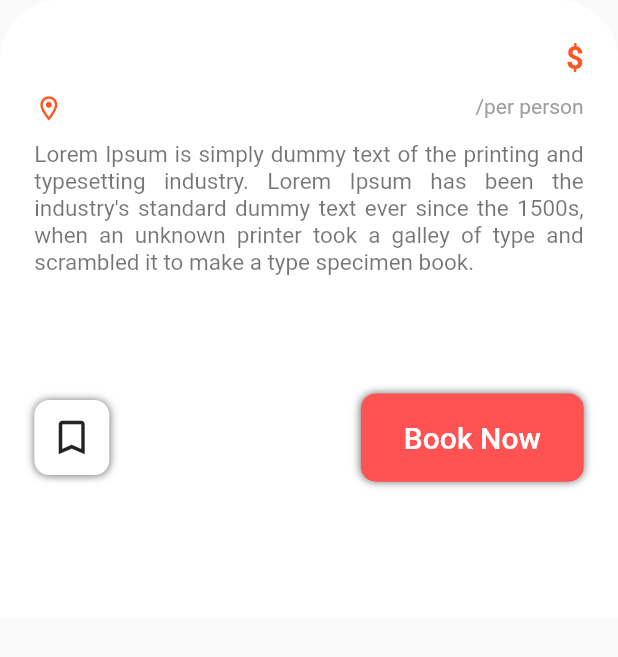
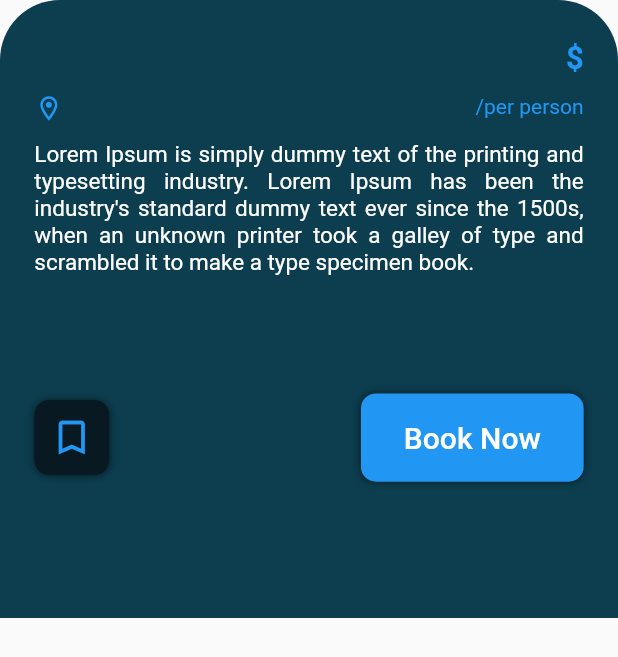
Before and after one commit to ZainMughal329/tour_guide, a Flutter app: the PostBottomBar widget shown alone on an empty page, opened directly with empty values, on a phone screen of 412 x 824 dp. Shown: the top 657 px of the screen. Run offline on Flutter 3.47's test engine with Material 2 defaults, Android fonts, the phone set to English and light mode, and no system bars; our stand-ins replace cloud_firestore, cloud_functions, firebase_auth, firebase_core, firebase_storage, flutter_screenutil and 8 more; accounts and stored records are empty; network calls fail.

Commit message:
design details page

```diff
--- a/lib/ReUsable/Components/details.dart
+++ b/lib/ReUsable/Components/details.dart
@@ -2,6 +2,7 @@ import 'package:flutter/material.dart';
 import 'package:flutter_screenutil/flutter_screenutil.dart';
 import 'package:font_awesome_flutter/font_awesome_flutter.dart';
 import 'package:get/get.dart';
+import 'package:tours_guide/ReUsable/Components/app_colors.dart';
 
 import 'app_bar.dart';
 
@@ -54,13 +55,13 @@ class _DetailScreenState extends State<DetailScreen> {
                     height: 50.h,
                     width: 50.w,
                     decoration: BoxDecoration(
-                      color: Colors.transparent.withOpacity(0.4),
+                      color: AppColors.bgColor,
                       borderRadius: BorderRadius.circular(50),
                     ),
                     child: Center(
                       child: Icon(
                         Icons.arrow_back_ios_new,
-                        color: Colors.white,
+                        color: Colors.blue,
                       ),
                     ),
                   ),
@@ -73,13 +74,13 @@ class _DetailScreenState extends State<DetailScreen> {
                     height: 50.h,
                     width: 50.w,
                     decoration: BoxDecoration(
-                      color: Colors.transparent.withOpacity(0.2),
+                      color: AppColors.bgColor,
                       borderRadius: BorderRadius.circular(50),
                     ),
                     child: Center(
                       child: Icon(
                         Icons.favorite_outline,
-                        color: Colors.white,
+                        color: AppColors.iconsColor,
                       ),
                     ),
                   ),
@@ -118,7 +119,7 @@ class PostBottomBar extends StatelessWidget {
       padding: EdgeInsets.only(top: 20.h, left: 20.w, right: 20.w),
       height: MediaQuery.of(context).size.height * 0.5,
       decoration: BoxDecoration(
-        color: Colors.white,
+        color: AppColors.cardBgColor,
         borderRadius: BorderRadius.only(
           topLeft: Radius.circular(40),
           topRight: Radius.circular(40),
@@ -142,6 +143,7 @@ class PostBottomBar extends StatelessWidget {
                           style: TextStyle(
                             fontWeight: FontWeight.w600,
                             fontSize: 23,
+                            color: Colors.white,
                           ),
                         ),
                         SizedBox(
@@ -151,13 +153,14 @@ class PostBottomBar extends StatelessWidget {
                           children: [
                             FaIcon(
                               Icons.location_on_outlined,
-                              color: Colors.deepOrange,
+                              color: AppColors.iconsColor,
                               size: 17.sp,
                             ),
                             Text(
                               location,
                               style:
-                                  TextStyle(color: Colors.grey, fontSize: 14.sp
+                                  TextStyle(                             color: Colors.white,
+                                      fontSize: 14.sp
                                       // fontWeight: FontWeight.w600,
                                       ),
                             ),
@@ -173,7 +176,7 @@ class PostBottomBar extends StatelessWidget {
                             Text(
                               '\$',
                               style: TextStyle(
-                                  color: Colors.deepOrange,
+                                  color: Colors.blue,
                                   fontSize: 18.sp,
                                   fontWeight: FontWeight.bold),
                             ),
@@ -182,6 +185,7 @@ class PostBottomBar extends StatelessWidget {
                               style: TextStyle(
                                 fontSize: 18.sp,
                                 fontWeight: FontWeight.bold,
+                                color: Colors.white,
                                 // fontWeight: FontWeight.w600
                               ),
                             ),
@@ -192,7 +196,7 @@ class PostBottomBar extends StatelessWidget {
                         ),
                         Text(
                           '/per person',
-                          style: TextStyle(color: Colors.grey),
+                          style: TextStyle(color: Colors.blue),
                         ),
                       ],
                     )
@@ -205,7 +209,7 @@ class PostBottomBar extends StatelessWidget {
                   "Lorem Ipsum is simply dummy text of the printing and typesetting industry. Lorem Ipsum has been the industry's standard dummy text ever since the 1500s, when an unknown printer took a galley of type and scrambled it to make a type specimen book.",
                   style: TextStyle(
                     fontSize: 15,
-                    color: Colors.black54,
+                    color: Colors.white,
                   ),
                   textAlign: TextAlign.justify,
                 ),
@@ -219,7 +223,7 @@ class PostBottomBar extends StatelessWidget {
                         padding: EdgeInsets.all(10),
                         decoration: BoxDecoration(
                           borderRadius: BorderRadius.circular(10),
-                          color: Colors.white,
+                          color: AppColors.bgColor,
                           boxShadow: [
                             BoxShadow(color: Colors.black54, blurRadius: 4),
                           ],
@@ -227,6 +231,7 @@ class PostBottomBar extends StatelessWidget {
                         child: Icon(
                           Icons.bookmark_border_outlined,
                           size: 30,
+                          color: AppColors.iconsColor,
                         ),
                       ),
                       Container(
@@ -234,7 +239,7 @@ class PostBottomBar extends StatelessWidget {
                             vertical: 15.h, horizontal: 25.w),
                         decoration: BoxDecoration(
                           borderRadius: BorderRadius.circular(10),
-                          color: Colors.redAccent,
+                          color: Colors.blue,
                           boxShadow: [
                             BoxShadow(
                               color: Colors.black54,
--- a/pubspec.yaml
+++ b/pubspec.yaml
@@ -53,6 +53,7 @@ dependencies:
   cloud_functions:
   location:
   font_awesome_flutter: ^10.4.0
+  animations:
 
 dev_dependencies:
   flutter_test:
```
Also changed, not shown: lib/pages/screens/home_screen/view.dart (+21 -5 lines), pubspec.lock.
